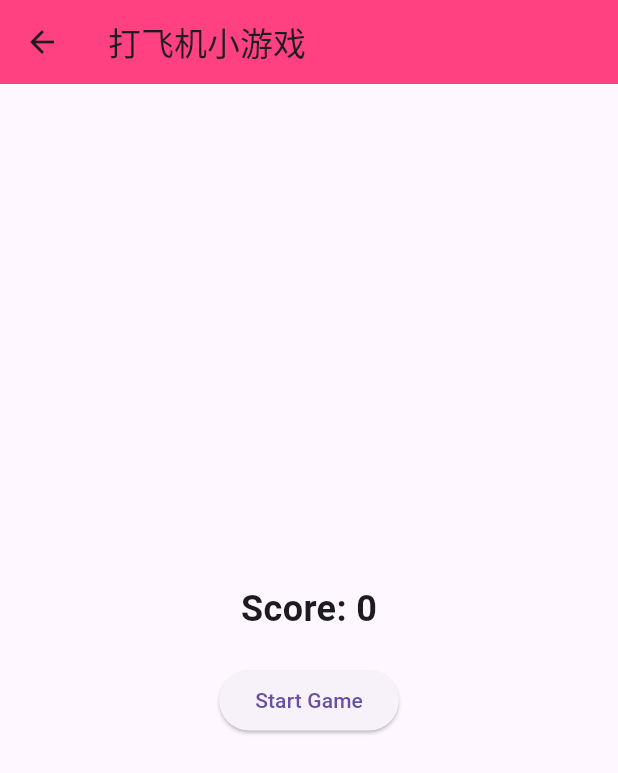
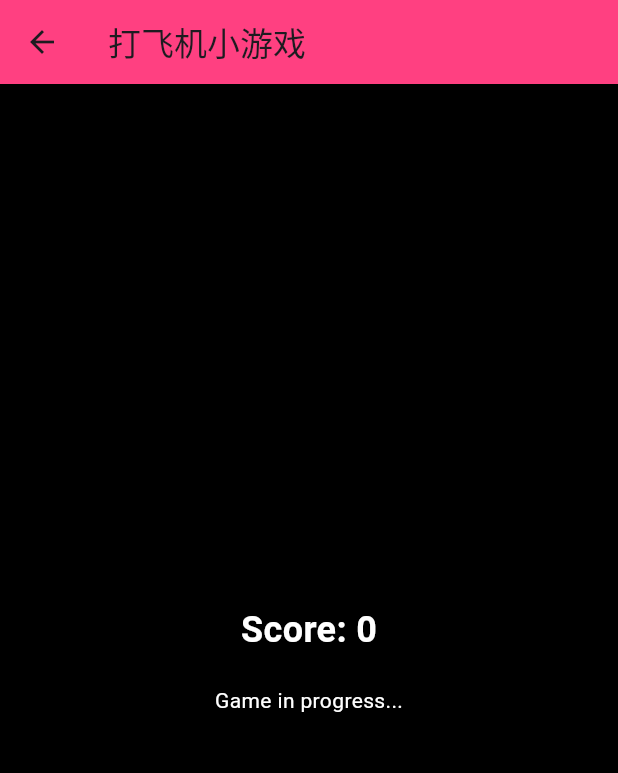
Before and after one commit to could-ai/019923ef-c699-7c56-8a98-c67a1c8632f2, a Flutter app: the GameScreen screen opened directly, after a tap on "Start Game", on a phone screen of 412 x 824 dp. Shown: the top 773 px of the screen. Run offline on Flutter 3.47's test engine with Material 3 defaults, Android fonts, the phone set to English and light mode, and no system bars; statements that could not run were skipped.

Commit message:
Modified `lib/screens/game_screen.dart` to implement the following changes:
1.  **Background Color**: Changed the `Scaffold`'s `backgroundColor` to `Colors.black` to meet the requirement of a black background.
2.  **Text Color**: Updated the score `Text` widget's style to use `Colors.white` for better visibility against the black background.
3.  **Game State Management**: Introduced a new boolean variable `isGameStarted` to differentiate between the initial 'Start Game' state and an active game state. The 'Start Game' button is now only shown when `isGameStarted` is false.
4.  **Placeholder for Active Game**: Added a `Text('Game in progress...')` widget to be displayed when `isGameStarted` is true, indicating that the game is running. This will be replaced with actual game elements later.
5.  **Start Game Logic**: The `_startGame` method now sets `isGameStarted` to `true`, ensuring that the game state is correctly updated when the 'Start Game' button is pressed. The 'Play Again' button also calls `_startGame` to restart the game, which will now correctly set `isGameStarted` to true.

```diff
--- a/usr/lib/screens/game_screen.dart
+++ b/usr/lib/screens/game_screen.dart
@@ -11,6 +11,7 @@ class _GameScreenState extends State<GameScreen> {
   // Game variables would go here
   int score = 0;
   bool isGameOver = false;
+  bool isGameStarted = false; // Track if the game has started
 
   @override
   Widget build(BuildContext context) {
@@ -19,13 +20,14 @@ class _GameScreenState extends State<GameScreen> {
         title: const Text('打飞机小游戏'),
         backgroundColor: Colors.pinkAccent,
       ),
+      backgroundColor: Colors.black, // Set background to black
       body: Center(
         child: Column(
           mainAxisAlignment: MainAxisAlignment.center,
           children: <Widget>[
             Text(
               'Score: $score',
-              style: const TextStyle(fontSize: 24, fontWeight: FontWeight.bold),
+              style: const TextStyle(fontSize: 24, fontWeight: FontWeight.bold, color: Colors.white), // White text for better contrast
             ),
             const SizedBox(height: 20),
             if (isGameOver)
@@ -42,13 +44,15 @@ class _GameScreenState extends State<GameScreen> {
                   )
                 ],
               )
+            else if (!isGameStarted)
+              ElevatedButton(
+                onPressed: _startGame, // Start the game
+                child: const Text('Start Game'),
+              )
             else
               // This is where the actual game elements (like airplanes, bullets, player) would be rendered.
               // For now, it's a placeholder.
-              ElevatedButton(
-                onPressed: _startGame, // Placeholder for starting the game
-                child: const Text('Start Game'),
-              ),
+              const Text('Game in progress...', style: TextStyle(color: Colors.white)), // Placeholder for active game
           ],
         ),
       ),
@@ -59,6 +63,7 @@ class _GameScreenState extends State<GameScreen> {
     setState(() {
       score = 0;
       isGameOver = false;
+      isGameStarted = true; // Set game as started
       // Initialize game logic here
       print('Game started!');
     });
```
